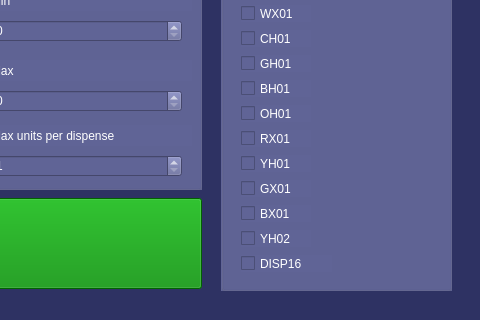
Tom-v-h/Duurtest, file duurtest/Duurtest_GUI.ui: the form before one commit; both pictures show x 309 to 789 and y 280 to 600 of the 789 by 600 pixel window.
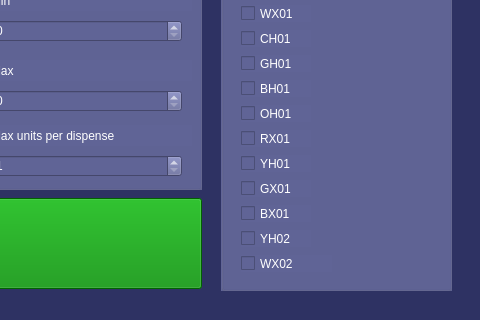
The form after the commit. Icons and pictures are not drawn.

Commit message: added extra test function (excluding temp check)

```diff
--- a/duurtest/Duurtest_GUI.ui
+++ b/duurtest/Duurtest_GUI.ui
@@ -150,7 +150,7 @@
         </rect>
        </property>
        <property name="text">
-        <string>DISP16</string>
+        <string>WX02</string>
        </property>
       </widget>
       <widget class="QCheckBox" name="WX01_checkBox">
```
Left out of the diff: 10 changed lines with no effect on the pictures. The commit also changes 1 other file.
